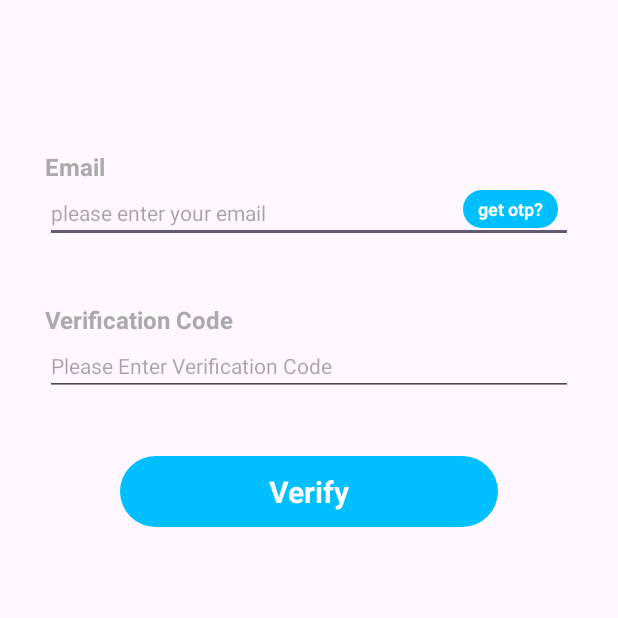
After one commit to darsh-7/NewsApp, an Android app: the fragment EmailVerificationFragment shown on its own in the app's theme, on a phone screen of 412 x 824 dp, the top half of it. The commit adds this screen. Run offline under Robolectric (Android 15) with nearby library versions, the phone set to English and light mode, and no system bars.

Commit message:
EmailVerificationFragment

```diff
--- /dev/null
+++ b/app/src/main/java/com/darsh/news/presentation/authentication/emailverification/EmailVerificationFragment.kt
@@ -0,0 +1,34 @@
+package com.darsh.news.presentation.authentication.emailverification
+
+import android.os.Bundle
+import androidx.fragment.app.Fragment
+import android.view.LayoutInflater
+import android.view.View
+import android.view.ViewGroup
+import com.darsh.news.R
+import com.darsh.news.databinding.FragmentEmailVerificationBinding
+import com.darsh.news.databinding.FragmentSignUpBinding
+
+
+class EmailVerificationFragment : Fragment() {
+
+    private lateinit var binding: FragmentEmailVerificationBinding
+
+    override fun onCreate(savedInstanceState: Bundle?) {
+        super.onCreate(savedInstanceState)
+        initUi()
+    }
+
+    private fun initUi() {
+
+    }
+
+    override fun onCreateView(
+        inflater: LayoutInflater, container: ViewGroup?,
+        savedInstanceState: Bundle?
+    ): View? {
+        binding = FragmentEmailVerificationBinding.inflate(inflater, container, false)
+        return binding.root
+    }
+
+}
--- /dev/null
+++ b/app/src/main/java/com/darsh/news/presentation/authentication/emailverification/EmailVerificationViewModel.kt
@@ -0,0 +1,6 @@
+package com.darsh.news.presentation.authentication.emailverification
+
+import androidx.lifecycle.ViewModel
+
+class EmailVerificationViewModel: ViewModel() {
+}
--- /dev/null
+++ b/app/src/main/res/drawable/blue_rounded_bg.xml
@@ -0,0 +1,5 @@
+<?xml version="1.0" encoding="utf-8"?>
+<shape android:shape="rectangle" xmlns:android="http://schemas.android.com/apk/res/android">
+<corners android:radius="40dp"/>
+    <solid android:color="@color/blue_main"/>
+</shape>
--- /dev/null
+++ b/app/src/main/res/layout/fragment_email_verification.xml
@@ -0,0 +1,108 @@
+<?xml version="1.0" encoding="utf-8"?>
+<androidx.constraintlayout.widget.ConstraintLayout xmlns:android="http://schemas.android.com/apk/res/android"
+    xmlns:app="http://schemas.android.com/apk/res-auto"
+    xmlns:tools="http://schemas.android.com/tools"
+    android:layout_width="match_parent"
+    android:layout_height="match_parent"
+    android:layout_marginHorizontal="30dp"
+    tools:context=".presentation.authentication.emailverification.EmailVerificationFragment">
+
+
+    <ImageView
+        android:id="@+id/img_main"
+        android:layout_width="wrap_content"
+        android:layout_height="wrap_content"
+        android:layout_marginTop="50dp"
+        app:layout_constraintEnd_toEndOf="parent"
+        app:layout_constraintStart_toStartOf="parent"
+        app:layout_constraintTop_toTopOf="parent"
+        tools:src="@drawable/ic_launcher_background" />
+
+    <TextView
+        android:id="@+id/tv_email_header"
+        android:layout_width="match_parent"
+        android:layout_height="wrap_content"
+        android:layout_marginTop="50dp"
+        android:text="@string/email"
+        android:textColor="@android:color/darker_gray"
+        android:textSize="16sp"
+        android:textStyle="bold"
+        app:layout_constraintEnd_toEndOf="parent"
+        app:layout_constraintStart_toStartOf="parent"
+        app:layout_constraintTop_toBottomOf="@+id/img_main" />
+
+    <EditText
+        android:id="@+id/et_email"
+        android:layout_width="match_parent"
+        android:layout_height="wrap_content"
+        android:hint="@string/please_enter_your_email"
+        android:textColor="@color/black"
+        android:textSize="14sp"
+        android:inputType="textEmailAddress"
+        app:layout_constraintEnd_toEndOf="parent"
+        app:layout_constraintStart_toStartOf="parent"
+        app:layout_constraintTop_toBottomOf="@+id/tv_email_header" />
+
+    <TextView
+        android:id="@+id/btn_get_otp"
+        android:layout_width="wrap_content"
+        android:layout_height="25dp"
+        android:layout_marginEnd="10dp"
+        android:layout_marginBottom="5dp"
+        android:background="@drawable/blue_rounded_bg"
+        android:gravity="center"
+        android:paddingHorizontal="10dp"
+        android:text="@string/get_otp"
+        android:textAlignment="center"
+        android:textColor="@color/white"
+        android:textSize="12sp"
+        android:textStyle="bold"
+        app:layout_constraintBottom_toBottomOf="@+id/et_email"
+        app:layout_constraintEnd_toEndOf="@+id/et_email"
+        app:layout_constraintTop_toTopOf="@+id/et_email" />
+
+
+    <TextView
+        android:id="@+id/tv_verification_header"
+        android:layout_width="match_parent"
+        android:layout_height="wrap_content"
+        android:layout_marginTop="40dp"
+        android:text="@string/verification_code"
+        android:textColor="@android:color/darker_gray"
+        android:textSize="16sp"
+        android:textStyle="bold"
+        app:layout_constraintEnd_toEndOf="parent"
+        app:layout_constraintStart_toStartOf="parent"
+        app:layout_constraintTop_toBottomOf="@+id/et_email" />
+
+    <EditText
+        android:id="@+id/et_verification_code"
+        android:layout_width="match_parent"
+        android:layout_height="wrap_content"
+        android:hint="@string/please_enter_verification_code"
+        android:textColor="@color/black"
+        android:textSize="14sp"
+        app:layout_constraintEnd_toEndOf="parent"
+        app:layout_constraintStart_toStartOf="parent"
+        app:layout_constraintTop_toBottomOf="@+id/tv_verification_header" />
+
+
+    <TextView
+        android:id="@+id/btn_verify_otp"
+        android:layout_width="match_parent"
+        android:layout_height="wrap_content"
+        android:layout_marginHorizontal="50dp"
+        android:layout_marginTop="40dp"
+        android:background="@drawable/blue_rounded_bg"
+        android:gravity="center"
+        android:paddingVertical="10dp"
+        android:text="@string/verify"
+        android:textAlignment="center"
+        android:textColor="@color/white"
+        android:textSize="20sp"
+        android:textStyle="bold"
+        app:layout_constraintEnd_toEndOf="parent"
+        app:layout_constraintStart_toStartOf="parent"
+        app:layout_constraintTop_toBottomOf="@+id/et_verification_code" />
+
+</androidx.constraintlayout.widget.ConstraintLayout>
--- a/app/src/main/res/values/colors.xml
+++ b/app/src/main/res/values/colors.xml
@@ -2,4 +2,5 @@
 <resources>
     <color name="black">#FF000000</color>
     <color name="white">#FFFFFFFF</color>
+    <color name="blue_main">#00BFFF</color>
 </resources>
--- a/app/src/main/res/values/strings.xml
+++ b/app/src/main/res/values/strings.xml
@@ -4,4 +4,10 @@
     <string name="share_news_content_description">Share</string>
     <!-- TODO: Remove or change this placeholder text -->
     <string name="hello_blank_fragment">Hello blank fragment</string>
+    <string name="email">Email</string>
+    <string name="please_enter_your_email">please enter your email</string>
+    <string name="get_otp">get otp?</string>
+    <string name="verification_code">Verification Code</string>
+    <string name="please_enter_verification_code">Please Enter Verification Code</string>
+    <string name="verify">Verify</string>
 </resources>
```
